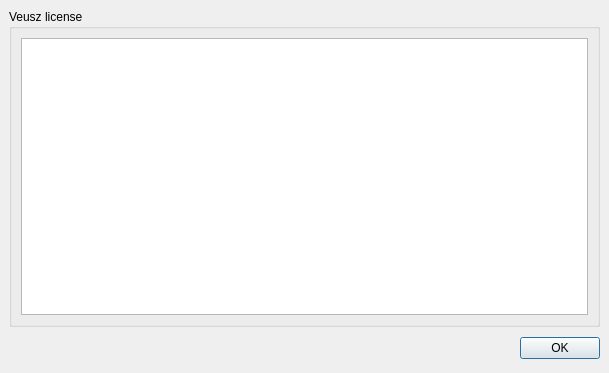
Qt form ui/license.ui (OpenReliability/OpenReliability) before a commit.
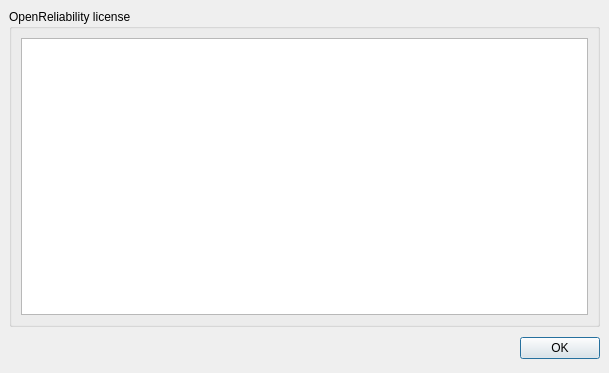
The same form after that commit.

What changed in the file:
```diff
--- a/ui/license.ui
+++ b/ui/license.ui
@@ -22,7 +22,7 @@
    <item>
     <widget class="QGroupBox" name="groupBox" >
      <property name="title" >
-      <string>Veusz license</string>
+      <string>OpenReliability license</string>
      </property>
      <layout class="QVBoxLayout" >
       <property name="margin" >
```
Left out of the diff: 2 changed lines with no effect on the pictures.
